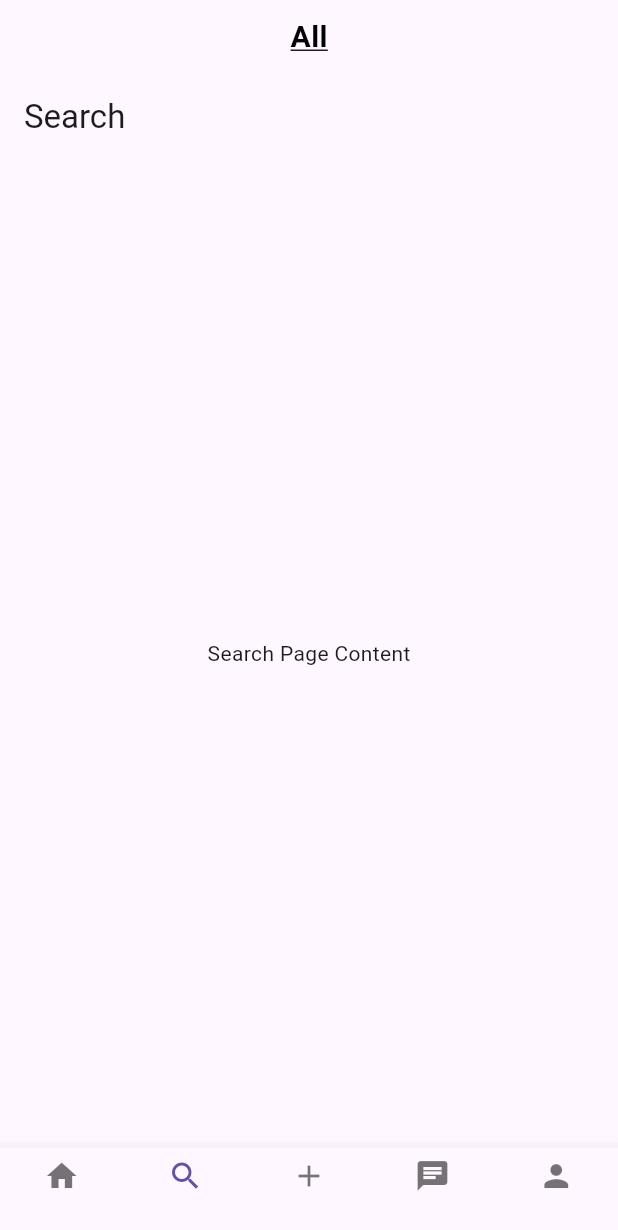
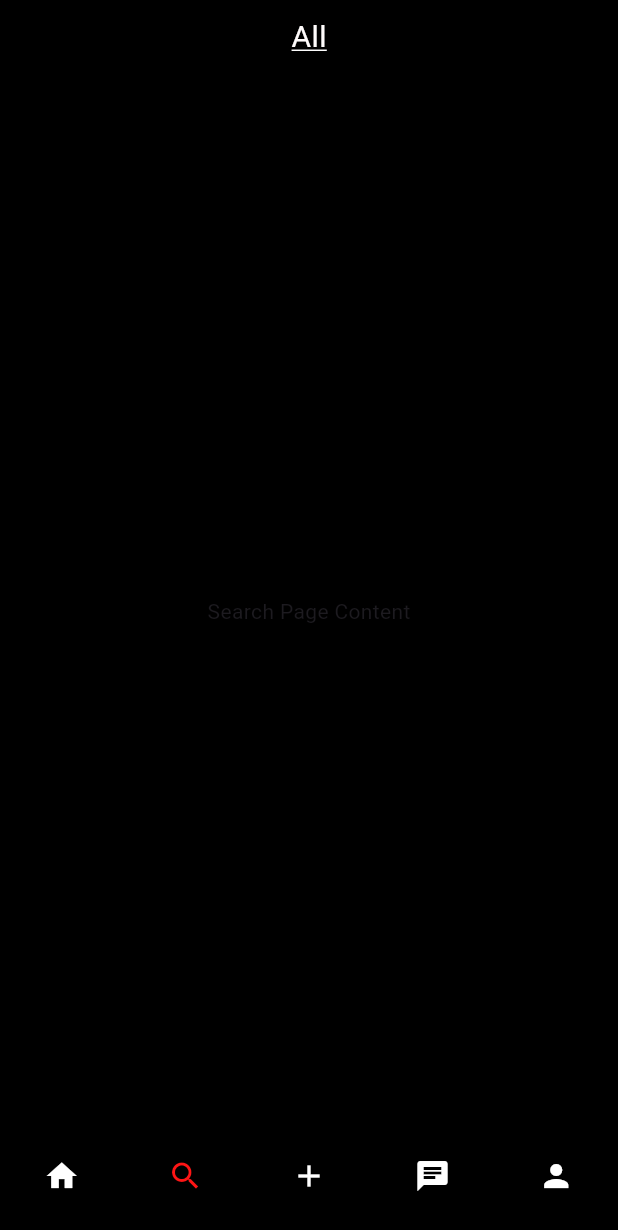
Before and after one commit to TnsaeANS/Pinterest_Flutter, a Flutter app: the screen it shows after launch, item 2 of the bottom bar chosen, on a phone screen of 412 x 824 dp. Shown: the top 1230 px of the screen. Run offline on Flutter 3.47's test engine with Material 3 defaults, Android fonts, the phone set to English and light mode, and no system bars.

Commit message:
navigation and background color

```diff
--- /dev/null
+++ b/lib/constants/colors.dart
@@ -0,0 +1,6 @@
+import 'package:flutter/material.dart';
+class MainColor {
+  static Color primaryColor = const Color.fromARGB(255, 0, 0, 0);
+  static Color secondaryColor = const Color.fromARGB(255, 255, 21, 21);
+  static Color accentColor = const Color.fromARGB(255, 255, 255, 255);
+}
--- a/lib/main.dart
+++ b/lib/main.dart
@@ -1,7 +1,11 @@
 import 'package:flutter/material.dart';
+import 'package:pinterest_flutter/constants/colors.dart';
 import 'pages/nav.dart';
 import 'pages/home.dart';
 import 'pages/search.dart';
+import 'pages/add.dart';
+import 'pages/profile.dart';
+import 'pages/chat.dart';
 
 void main() {
   runApp(const MyApp());
@@ -41,7 +45,7 @@ class _SplashScreenState extends State<SplashScreen> with SingleTickerProviderSt
 
     _logoAnimation = Tween<Offset>(
       begin: Offset.zero,
-      end: const Offset(0, -10),
+      end: const Offset(0, -19),
     ).animate(
       CurvedAnimation(
         parent: _controller,
@@ -65,7 +69,7 @@ class _SplashScreenState extends State<SplashScreen> with SingleTickerProviderSt
   @override
   Widget build(BuildContext context) {
     return Scaffold(
-      backgroundColor: Colors.black,
+      backgroundColor: MainColor.primaryColor,
       body: Center(
         child: SlideTransition(
           position: _logoAnimation,
@@ -94,6 +98,9 @@ class _MainScreenState extends State<MainScreen> {
   final List<Widget> _pages = [
     HomePage(),
     SearchPage(),
+    AddScreen(),
+    ChatScreen(),
+    ProfileScreen(),
     // Add more pages as needed
   ];
 
@@ -108,6 +115,7 @@ class _MainScreenState extends State<MainScreen> {
   @override
 Widget build(BuildContext context) {
   return Scaffold(
+    backgroundColor: MainColor.primaryColor,
     appBar: PreferredSize(
       preferredSize: const Size.fromHeight(50), // Adjust height as needed
       child: Container(
@@ -116,9 +124,9 @@ Widget build(BuildContext context) {
           "All",
           style: TextStyle(
             fontSize: 20, // Adjust font size
-            fontWeight: FontWeight.bold,
             decoration: TextDecoration.underline, // Underline the text
-            color: Colors.black, // Set text color
+            decorationColor: Colors.white,
+            color: Color.fromARGB(255, 255, 252, 252), // Set text color
           ),
         ),
       ),
--- a/lib/pages/add.dart
+++ b/lib/pages/add.dart
@@ -1,4 +1,5 @@
 import 'package:flutter/material.dart';
+import 'package:pinterest_flutter/constants/colors.dart';
 
 class AddScreen extends StatelessWidget {
   const AddScreen({super.key});
@@ -6,6 +7,7 @@ class AddScreen extends StatelessWidget {
   @override
   Widget build(BuildContext context) {
     return Scaffold(
+      backgroundColor: MainColor.primaryColor,
       appBar: AppBar(title: const Text('Add')),
       body: const Center(
         child: Text(
--- a/lib/pages/chat.dart
+++ b/lib/pages/chat.dart
@@ -1,4 +1,5 @@
 import 'package:flutter/material.dart';
+import 'package:pinterest_flutter/constants/colors.dart';
 
 class ChatScreen extends StatelessWidget {
   const ChatScreen({super.key});
@@ -6,6 +7,7 @@ class ChatScreen extends StatelessWidget {
   @override
   Widget build(BuildContext context) {
     return Scaffold(
+      backgroundColor: MainColor.primaryColor,
       appBar: AppBar(title: const Text('Chat')),
       body: const Center(
         child: Text(
--- a/lib/pages/home.dart
+++ b/lib/pages/home.dart
@@ -1,5 +1,6 @@
 import 'package:flutter/material.dart';
 import 'package:flutter_staggered_grid_view/flutter_staggered_grid_view.dart';
+import 'package:pinterest_flutter/constants/colors.dart';
 
 class HomePage extends StatelessWidget {
   final List<String> imagePaths = [
@@ -31,7 +32,7 @@ class HomePage extends StatelessWidget {
   @override
   Widget build(BuildContext context) {
     return Scaffold(
-
+      backgroundColor: MainColor.primaryColor,
       body: Padding(
         padding: const EdgeInsets.all(8.0),
         child: MasonryGridView.builder(
--- a/lib/pages/nav.dart
+++ b/lib/pages/nav.dart
@@ -1,4 +1,5 @@
 import 'package:flutter/material.dart';
+import 'package:pinterest_flutter/constants/colors.dart';
 
 class NavBar extends StatelessWidget {
   final int selectedIndex;
@@ -13,9 +14,12 @@ class NavBar extends StatelessWidget {
   @override
   Widget build(BuildContext context) {
     return BottomNavigationBar(
+      backgroundColor: MainColor.primaryColor,
       type: BottomNavigationBarType.fixed,
       currentIndex: selectedIndex,
       onTap: onItemTapped,
+      selectedItemColor: MainColor.secondaryColor, // Use the red from MainColor
+      unselectedItemColor: MainColor.accentColor, // Use white from MainColor
       items: const [
         BottomNavigationBarItem(
           icon: Icon(Icons.home),
--- a/lib/pages/profile.dart
+++ b/lib/pages/profile.dart
@@ -1,4 +1,5 @@
 import 'package:flutter/material.dart';
+import 'package:pinterest_flutter/constants/colors.dart';
 
 class ProfileScreen extends StatelessWidget {
   const ProfileScreen({super.key});
@@ -6,6 +7,7 @@ class ProfileScreen extends StatelessWidget {
   @override
   Widget build(BuildContext context) {
     return Scaffold(
+      backgroundColor: MainColor.primaryColor,
       appBar: AppBar(title: const Text('Profile')),
       body: const Center(
         child: Text(
--- a/lib/pages/search.dart
+++ b/lib/pages/search.dart
@@ -1,5 +1,6 @@
 // search.dart
 import 'package:flutter/material.dart';
+import 'package:pinterest_flutter/constants/colors.dart';
 
 class SearchPage extends StatelessWidget {
   const SearchPage({super.key});
@@ -7,11 +8,10 @@ class SearchPage extends StatelessWidget {
   @override
   Widget build(BuildContext context) {
     return Scaffold(
-      appBar: AppBar(
-        title: const Text('Search'),
-      ),
+      backgroundColor: MainColor.primaryColor,
       body: const Center(
         child: Text('Search Page Content'),
+
       ),
     );
   }
```
